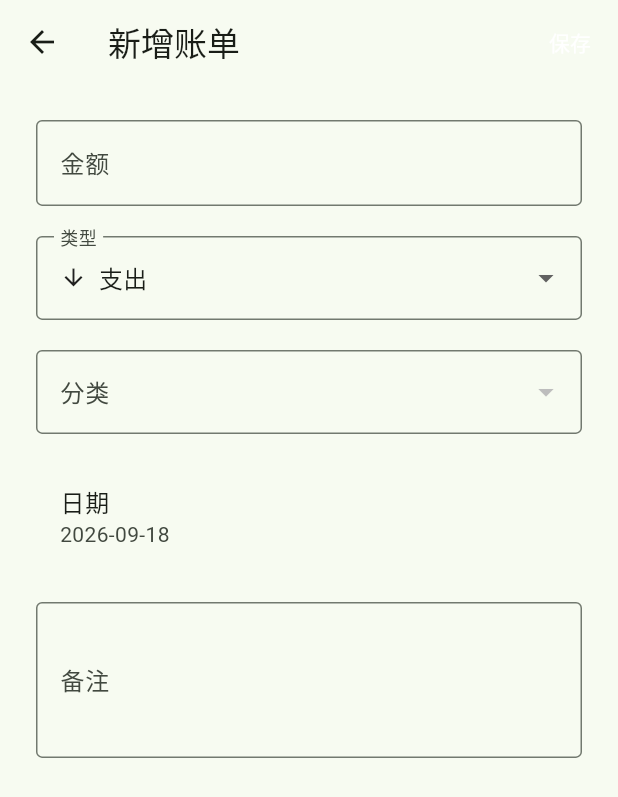
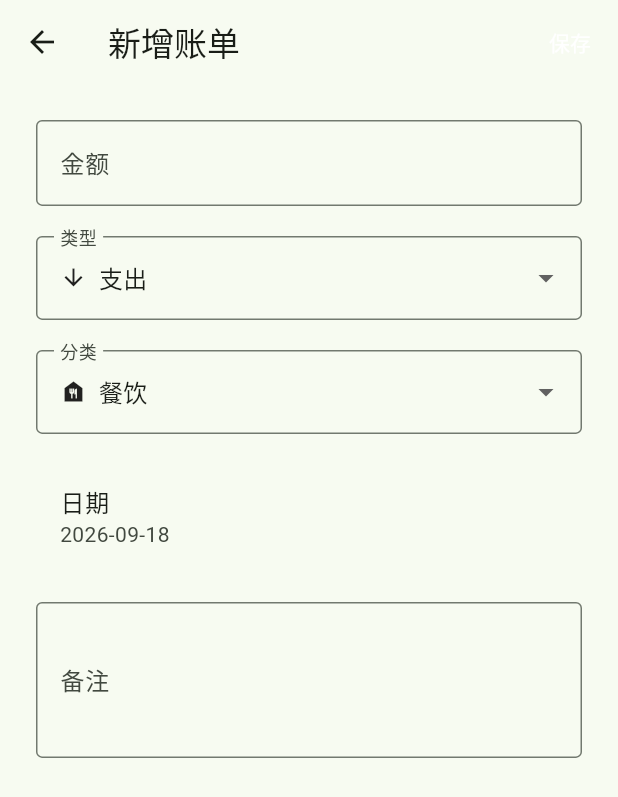
Before and after one commit to jinchao-wang/remember_app, a Flutter app: the screen it shows after launch, after a tap on the "add" icon, on a phone screen of 412 x 824 dp. Shown: the top 797 px of the screen. Run offline on Flutter 3.47's test engine with Material 3 defaults, Android fonts, the phone set to English and light mode, and no system bars; our stand-ins replace csv, file_picker, fl_chart, sqflite; accounts and stored records are empty.

Commit message:
fix: resolve all flutter analyze errors

```diff
--- a/lib/models/enums.dart
+++ b/lib/models/enums.dart
@@ -25,3 +25,26 @@
       'income' => TransactionType.income,
       _ => TransactionType.expense,
     };
+
+/// 默认分类与图标
+class Categories {
+  static const List<Map<String, IconData>> all = [
+    {'餐饮': Icons.food_bank},
+    {'交通': Icons.directions_bus},
+    {'购物': Icons.shopping_cart},
+    {'日用': Icons.home},
+    {'娱乐': Icons.movie},
+    {'医疗': Icons.medical_services},
+    {'教育': Icons.school},
+    {'旅行': Icons.airplanemode_active},
+    {'转账': Icons.account_balance_wallet},
+    {'其他': Icons.category},
+  ];
+
+  static List<String> names() => all.map((e) => e.keys.first).toList();
+
+  static IconData iconOf(String name) => all
+      .firstWhere((e) => e.keys.first == name, orElse: () => {'其他': Icons.category})
+      .values
+      .first;
+}
--- a/lib/screens/settings_screen.dart
+++ b/lib/screens/settings_screen.dart
@@ -3,9 +3,11 @@
 import 'package:flutter/material.dart';
 import 'package:intl/intl.dart';
 import 'package:path_provider/path_provider.dart';
+import 'package:flutter/services.dart';
 import '../services/app_state.dart';
 import '../services/database.dart';
 import '../utils/csv_helper.dart';
+import '../models/enums.dart';
 
 class SettingsScreen extends StatefulWidget {
   const SettingsScreen({super.key});
@@ -26,8 +28,7 @@
 
   Future<void> _checkNotificationStatus() async {
     try {
-      const platform = MethodChannel('remember/payment_listener');
-      final ctx = context;
+      final platform = MethodChannel('remember/payment_listener');
       final enabled = await platform.invokeMethod<bool>('isListeningEnabled');
       if (mounted) {
         setState(() {
@@ -41,9 +42,8 @@
   }
 
   Future<void> _openNotificationSettings() async {
-    final ctx = context;
     try {
-      const platform = MethodChannel('remember/payment_listener');
+      final platform = MethodChannel('remember/payment_listener');
       await platform.invokeMethod('openNotificationSettings');
     } catch (e) {
       debugPrint('无法打开通知设置：$e');
--- a/lib/screens/stats_screen.dart
+++ b/lib/screens/stats_screen.dart
@@ -235,7 +235,10 @@
             else
               Column(
                 children: [
-                  SizedBox(height: 220, child: PieChart(_buildPieData(catExpense))),
+                  SizedBox(
+                    height: 220,
+                    child: PieChart(_buildPieData(catExpense)),
+                  ),
                   const SizedBox(height: 16),
                   Wrap(
                     spacing: 16,
@@ -245,12 +248,19 @@
                       return Row(
                         mainAxisSize: MainAxisSize.min,
                         children: [
-                          Container(width: 12, height: 12, decoration: BoxDecoration(
-                            color: Colors.primaries[catExpense.keys.toList().indexOf(e.key) % Colors.primaries.length],
-                            borderRadius: BorderRadius.circular(2),
-                          )),
+                          Container(
+                            width: 12,
+                            height: 12,
+                            decoration: BoxDecoration(
+                              color: Colors.primaries[
+                                  catExpense.keys.toList().indexOf(e.key) %
+                                      Colors.primaries.length],
+                              borderRadius: BorderRadius.circular(2),
+                            ),
+                          ),
                           const SizedBox(width: 6),
-                          Text('${e.key} ${_fmt(e.value)} ($pct%)', style: const TextStyle(fontSize: 12)),
+                          Text('${e.key} ${_fmt(e.value)} ($pct%)',
+                              style: const TextStyle(fontSize: 12)),
                         ],
                       );
                     }).toList(),
@@ -300,7 +310,7 @@
                   maxY: maxY,
                   lineTouchData: LineTouchData(
                     touchTooltipData: LineTouchTooltipData(
-                      getTooltipColor: (touchedSpot) => Colors.blueGrey.withOpacity(0.8),
+                      getTooltipColor: (touchedSpot) => Colors.blueGrey,
                       getTooltipItems: (spots) => spots.map((s) {
                         return LineTooltipItem(
                           '${s.x.toInt() + 1}日\n${_fmt(s.y)}',
--- a/lib/screens/transaction_list_screen.dart
+++ b/lib/screens/transaction_list_screen.dart
@@ -84,8 +84,7 @@
   }
 
   Color _categoryColor(String category) {
-    final colors = Colors.primaries;
-    return colors[category.hashCode.abs() % colors.length];
+    return Colors.primaries[category.hashCode.abs() % Colors.primaries.length];
   }
 
   @override
```
